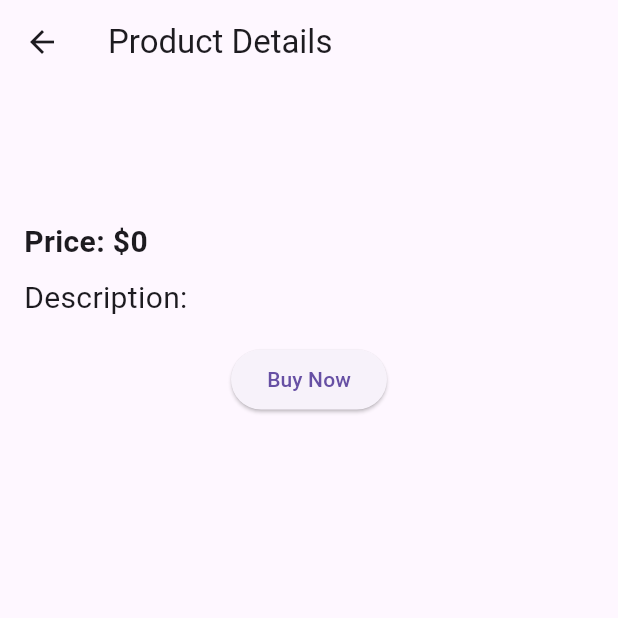
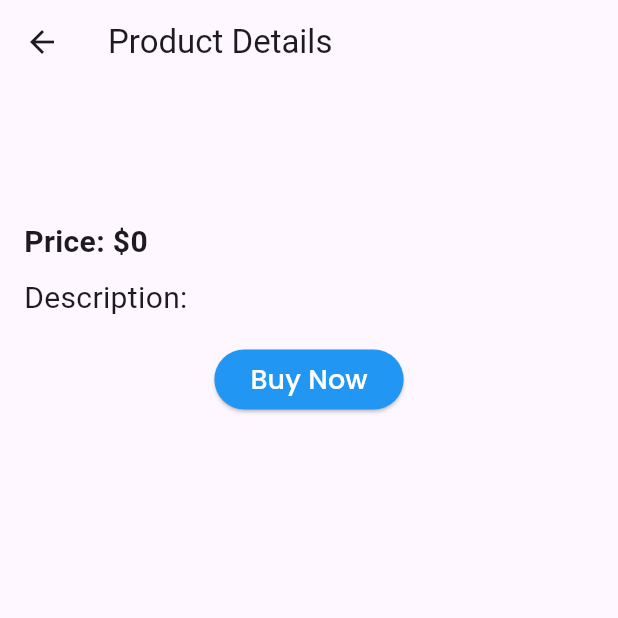
Before and after one commit to AyushSingh2000/task_nxtpe_flutter, a Flutter app: the ProductDetailsScreen screen opened directly with empty values, after a tap on "Buy Now", on a phone screen of 412 x 824 dp, the top half of it. Run offline on Flutter 3.47's test engine with Material 3 defaults, Android fonts, the phone set to English and light mode, and no system bars; our stand-ins replace flutter_spinkit, google_fonts; network calls fail.

Commit message:
final commit

```diff
--- /dev/null
+++ b/lib/Enum/product_list_state.dart
@@ -0,0 +1,5 @@
+enum ProductListState {
+  Loading,
+  Success,
+  Error,
+}
--- /dev/null
+++ b/lib/utils/api_response.dart
@@ -0,0 +1,18 @@
+enum Status { LOADING, COMPLETED, ERROR }
+
+class ApiResponse<T> {
+  Status? status;
+  T? data;
+  String? message;
+
+  ApiResponse(this.status, this.data, this.message);
+
+  ApiResponse.loading() : status = Status.LOADING;
+  ApiResponse.completed(this.data) : status = Status.COMPLETED;
+  ApiResponse.error(this.message) : status = Status.ERROR;
+
+  @override
+  String toString() {
+    return "Status : $status \n Message :  $message \n Data: $data";
+  }
+}
--- a/lib/view/product_details_view.dart
+++ b/lib/view/product_details_view.dart
@@ -1,5 +1,6 @@
 import 'package:flutter/material.dart';
 import 'package:flutter/services.dart';
+import 'package:google_fonts/google_fonts.dart';
 
 import '../models/product_model.dart';
 
@@ -14,10 +15,15 @@ class ProductDetailsScreen extends StatefulWidget {
 }
 
 class _ProductDetailsScreenState extends State<ProductDetailsScreen> {
-  var channel = MethodChannel("AndroidChannel");
+  static const platform = MethodChannel("AndroidChannel");
 
-  showToast() {
-    channel.invokeMethod("showToast");
+  void showToast() async {
+    try {
+      await platform.invokeMethod(
+          "showToast", {"message": "You have bought the product"});
+    } on PlatformException catch (e) {
+      print("Failed to show toast: '${e.message}'.");
+    }
   }
 
   @override
@@ -63,7 +69,15 @@ class _ProductDetailsScreenState extends State<ProductDetailsScreen> {
                 child: ElevatedButton(
                   onPressed: showToast,
                   //onPressed: () {  },
-                  child: Text('Buy Now'),
+                  style: ButtonStyle(
+                    backgroundColor:
+                        MaterialStateProperty.all<Color>(Colors.blue),
+                  ),
+                  child: Text('Buy Now',
+                      style: GoogleFonts.poppins(
+                          fontSize: 18,
+                          fontWeight: FontWeight.w500,
+                          color: Colors.white)),
                 ),
               ),
             ],
```
Also changed, not shown: lib/utils/app_exceptions.dart (added, +30 -0 lines), lib/view/product_list_view.dart (+21 -3 lines), lib/view_model/product_view_model.dart (+41 -2 lines), 1 other file.
